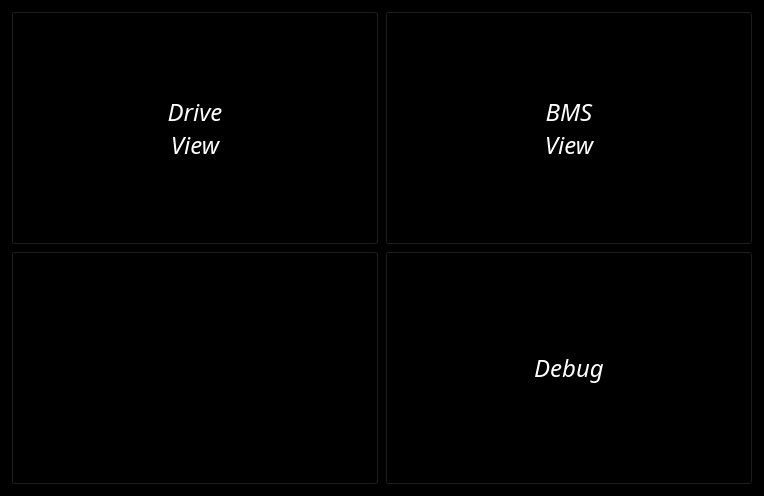
Above: qt/view_menu.ui from colebarach/ZRE-Dashboard-2024 before the change. Below: the same form after it.
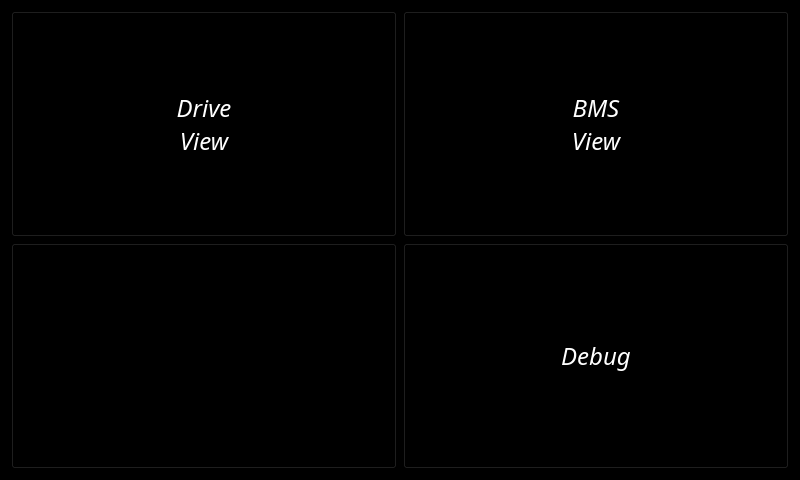
That is the form after the change.

Commit message: Changed default resolution to fit screen

The edit to the form file:
```diff
--- a/qt/view_menu.ui
+++ b/qt/view_menu.ui
@@ -6,8 +6,8 @@
    <rect>
     <x>0</x>
     <y>0</y>
-    <width>764</width>
-    <height>496</height>
+    <width>800</width>
+    <height>480</height>
    </rect>
   </property>
   <property name="palette">
```
The commit also changes 4 other files.
